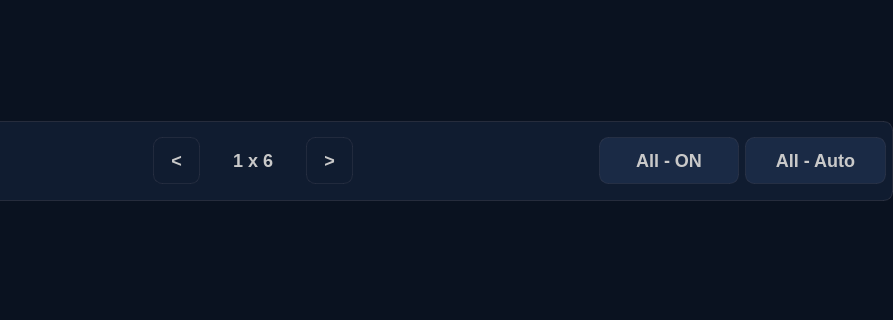
The window that widgets/mainwindow.ui (housir-debug/Leacesy_M3506) describes before a commit, drawn with Qt 5; both pictures show x 387 to 1280 and y 199 to 519 of the 1280 by 800 pixel window.
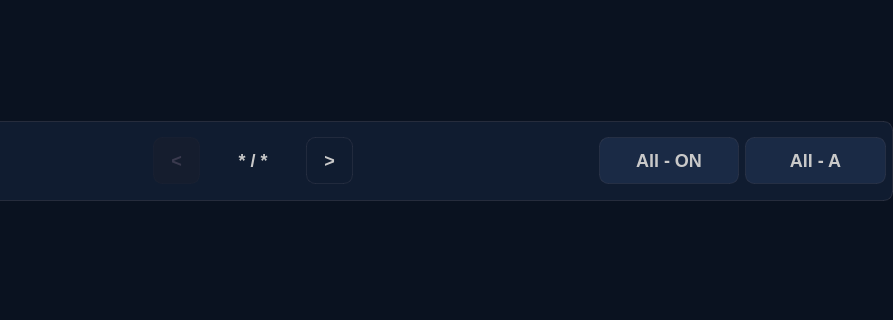
The same window after the commit. The open tabs and pages were chosen to show the change. Icons and pictures are not drawn.

What changed in the file:
```diff
--- a/widgets/mainwindow.ui
+++ b/widgets/mainwindow.ui
@@ -200,9 +200,9 @@
          <widget class="QListView" name="digitallistview">
           <property name="geometry">
            <rect>
-            <x>-10</x>
+            <x>0</x>
             <y>0</y>
-            <width>1280</width>
+            <width>1281</width>
             <height>320</height>
            </rect>
           </property>
@@ -293,7 +293,7 @@
            <enum>QListView::Fixed</enum>
           </property>
           <property name="spacing">
-           <number>6</number>
+           <number>2</number>
           </property>
           <property name="gridSize">
            <size>
@@ -462,7 +462,7 @@
            <item>
             <widget class="QPushButton" name="digitalrowsbackpushButton">
              <property name="enabled">
-              <bool>true</bool>
+              <bool>false</bool>
              </property>
              <property name="cursor">
               <cursorShape>BlankCursor</cursorShape>
@@ -477,7 +477,8 @@
 }
 #digitalrowsbackpushButton:disabled {
     background-color: #151D2E;
-    color: #5A5A6E;
+    color: #3A3A4E;
+	border: 1px solid rgba(40, 40, 55, 0.2);
 }
 #digitalrowsbackpushButton:hover {
     background-color: #1A2A45;
@@ -515,7 +516,7 @@
 }</string>
              </property>
              <property name="text">
-              <string>1 x 6</string>
+              <string>* / *</string>
              </property>
             </widget>
            </item>
@@ -604,7 +605,7 @@
               <enum>Qt::NoContextMenu</enum>
              </property>
              <property name="text">
-              <string>All - Auto</string>
+              <string>All - A</string>
              </property>
             </widget>
            </item>
```
Left out of the diff: 95 changed lines with no effect on the pictures.
